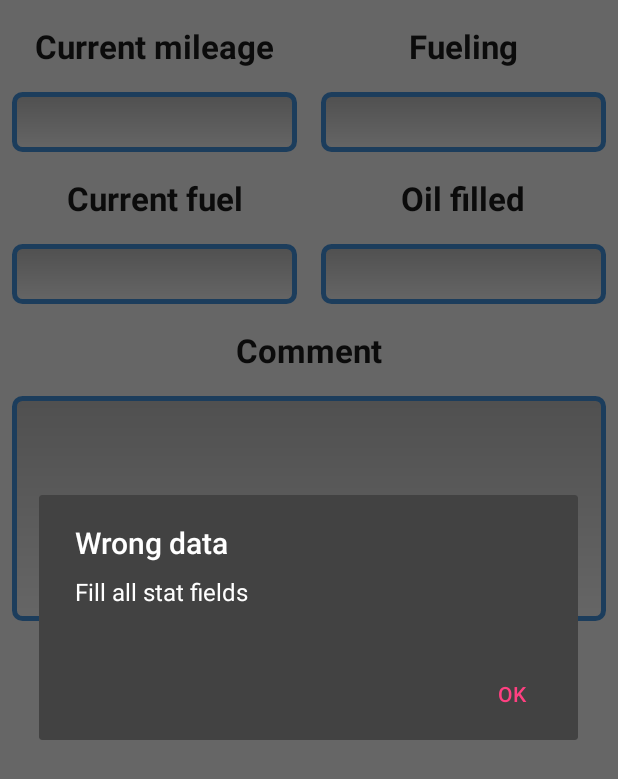
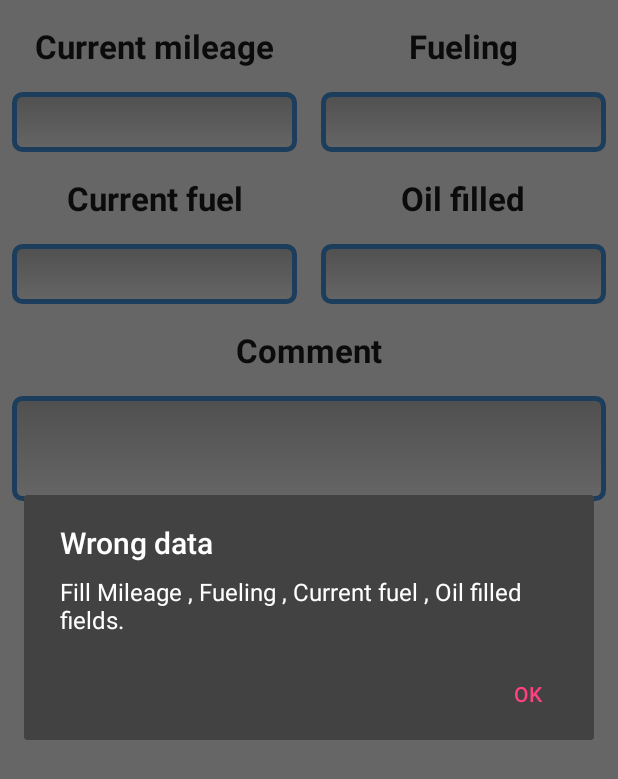
Before and after one commit to DevLipatov/car-assistant, an Android app: the StatsActivity screen opened directly, with no data from a screen before it, after a tap on "ADD NEW STATS", on a phone screen of 412 x 824 dp. Shown: the top 779 px of the screen. Run offline under Robolectric (Android 15) with nearby library versions, the phone set to English and light mode, and no system bars; network calls fail.

Commit message:
DBHelper onUpgrade, add total_fueling column in v.2 database, Alert dialog information

```diff
--- a/app/src/main/java/com/main/carassistant/App.java
+++ b/app/src/main/java/com/main/carassistant/App.java
@@ -9,7 +9,7 @@ public class App extends Application{
     @Override
     public void onCreate() {
         super.onCreate();
-//        dbHelper = new DbHelper();
+//        dbHelper = new DbHelper(getApplicationContext(), "CarAssistant.db", 1);
     }
 
 //    @Override
--- a/app/src/main/java/com/main/carassistant/activity/StatsActivity.java
+++ b/app/src/main/java/com/main/carassistant/activity/StatsActivity.java
@@ -2,16 +2,17 @@ package com.main.carassistant.activity;
 
 import android.content.ContentValues;
 import android.content.DialogInterface;
+import android.database.Cursor;
 import android.os.Bundle;
 import android.support.v7.app.AlertDialog;
 import android.support.v7.app.AppCompatActivity;
 import android.view.View;
 import android.widget.EditText;
-import android.widget.TextView;
 import android.widget.Toast;
 import com.main.carassistant.R;
 import com.main.carassistant.db.DbHelper;
 import com.main.carassistant.model.Stats;
+import com.main.carassistant.threads.ResultCallback;
 
 public class StatsActivity extends AppCompatActivity {
 
@@ -21,12 +22,9 @@ public class StatsActivity extends AppCompatActivity {
     EditText editCurrentFuel;
     EditText editComment;
 
-    TextView txtMileage;
-    TextView txtFueling;
-    TextView txtCurrentFuel;
-    TextView txtOilFilled;
+    DbHelper dbHelper;
 
-    DbHelper dbHelper;
+    ContentValues contentValues = new ContentValues();
 
     @Override
     protected void onCreate( Bundle savedInstanceState) {
@@ -39,18 +37,26 @@ public class StatsActivity extends AppCompatActivity {
         editCurrentFuel = (EditText) findViewById(R.id.editCurrentFuel);
         editComment = (EditText) findViewById(R.id.editComment);
 
-        dbHelper = DbHelper.getHelper(getApplicationContext(), "CarAssistant.db", 1);
+        dbHelper = DbHelper.getHelper(getApplicationContext(), "CarAssistant.db", 2);
     }
 
     public void onAddNewStats (View view) {
-
-        final ContentValues contentValues = new ContentValues();
 
         String m = editMileage.getText().toString();
         String f = editFueling.getText().toString();
         String c = editCurrentFuel.getText().toString();
         String o = editOilFilled.getText().toString();
 
+        //TODO ask how to do better
+//        if (!editMileage.getText().toString().equals("")) {
+//            contentValues.put(Stats.MILEAGE, Integer.valueOf(m));
+//            if (!editFueling.getText().toString().equals("")) {
+//                contentValues.put(Stats.FUELING, Integer.valueOf(m));
+//                if ()
+//            }
+//        }
+
+        //check for empty fields
         if (!m.equals("") && !f.equals("") && !c.equals("") && !o.equals("")) {
 
             contentValues.put(Stats.MILEAGE, Integer.valueOf(m));
@@ -60,28 +66,79 @@ public class StatsActivity extends AppCompatActivity {
             contentValues.put(Stats.COMMENT, editComment.getText().toString());
             contentValues.put(Stats.DATE, System.currentTimeMillis());
 
-            long id = dbHelper.insert(Stats.class, contentValues);
-
-            if (id != 0) {
-                Toast.makeText(getApplicationContext(), "Data in database  " + id, Toast.LENGTH_SHORT).show();
-            }
+            insertOperation(new ResultCallback<Long>() {
+                @Override
+                public void onSuccess(Long id) {
+                    //TODO production - remove id from toast
+                    Toast.makeText(getApplicationContext(), "Data in database  " + id, Toast.LENGTH_SHORT).show();
+                }
+            });
             finish();
         } else {
-            showErrorDialog();
+            //creating dialog message
+            String dialogMessage = "Fill ";
+            int i = 0;
+            if (m.equals("")) {
+                dialogMessage += "Mileage ";
+                i++;
+            }
+            if (f.equals("")) {
+                if (i != 0) {
+                    dialogMessage += ", ";
+                }
+                dialogMessage += "Fueling ";
+                i++;
+            }
+            if (c.equals("")) {
+                if (i != 0) {
+                    dialogMessage += ", ";
+                }
+                dialogMessage += "Current fuel ";
+                i++;
+            }
+            if (o.equals("")) {
+                if (i != 0) {
+                    dialogMessage += ", ";
+                }
+                dialogMessage += "Oil filled ";
+                i++;
+            }
+            if (i > 1) {
+                dialogMessage += "fields.";
+            } else {
+                dialogMessage += "field.";
+            }
+
+            showErrorDialog(dialogMessage);
         }
     }
 
-    private void showErrorDialog() {
+    private void insertOperation(final ResultCallback<Long> callback) {
+        new Thread(new Runnable() {
+            @Override
+            public void run() {
+                //get total fueling for fuel consumption
+                final Cursor cursor = dbHelper.query("SELECT total_fueling FROM " + DbHelper.getTableName(Stats.class));
+                cursor.moveToLast();
+                //update total fuel consumption
+                Integer total = Integer.valueOf(editFueling.getText().toString()) + cursor.getInt(cursor.getColumnIndex("total_fueling"));
+                cursor.close();
+                contentValues.put(Stats.TOTAL_FUELING, total);
+                long id = dbHelper.insert(Stats.class, contentValues);
+                callback.onSuccess(id);
+            }
+        }).run();
+    }
+
+    private void showErrorDialog(final String dialogMessage) {
         AlertDialog.Builder builder = new AlertDialog.Builder(this);
         builder.setTitle("Wrong data");
-        builder.setMessage("Fill all stat fields");
+        builder.setMessage(dialogMessage);
         builder.setPositiveButton("OK", new DialogInterface.OnClickListener() {
             @Override
             public void onClick(DialogInterface dialog, int which) {
-                closeOptionsMenu();
             }
         });
-
         AlertDialog alertDialog = builder.create();
         alertDialog.show();
     }
--- a/app/src/main/java/com/main/carassistant/model/Stats.java
+++ b/app/src/main/java/com/main/carassistant/model/Stats.java
@@ -27,4 +27,7 @@ public class Stats implements BaseColumns{
     @dbString
     public static final String COMMENT = "comment";
 
+    @dbInteger
+    public static final String TOTAL_FUELING = "total_fueling";
+
 }
--- /dev/null
+++ b/app/src/main/java/com/main/carassistant/threads/ResultCallback.java
@@ -0,0 +1,6 @@
+package com.main.carassistant.threads;
+
+public interface ResultCallback<T> {
+
+    void onSuccess(T result);
+}
--- a/app/src/main/res/layout/stats_layout.xml
+++ b/app/src/main/res/layout/stats_layout.xml
@@ -31,15 +31,19 @@
 
         <EditText
             android:layout_weight="1"
-            android:inputType="number"
+            android:inputType="numberSigned"
             android:id="@+id/editMileage"
-            style="@style/app_edit_text_style"/>
+            style="@style/app_edit_text_style"
+            android:imeOptions="actionNext"
+            android:nextFocusRight="@+id/editFueling" />
 
         <EditText
             android:layout_weight="1"
-            android:inputType="number"
+            android:inputType="numberSigned"
             android:id="@+id/editFueling"
-            style="@style/app_edit_text_style"/>
+            style="@style/app_edit_text_style"
+            android:imeOptions="actionNext"
+            android:nextFocusRight="@+id/editCurrentFuel"/>
 
     </LinearLayout>
 
@@ -67,14 +71,17 @@
 
         <EditText
             android:layout_weight="1"
-            android:inputType="number"
+            android:inputType="numberSigned"
             android:id="@+id/editCurrentFuel"
+            android:imeOptions="actionNext"
+            android:nextFocusRight="@+id/editOilFilled"
             style="@style/app_edit_text_style"/>
 
         <EditText
             android:layout_weight="1"
-            android:inputType="number"
+            android:inputType="numberSigned"
             android:id="@+id/editOilFilled"
+            android:imeOptions="actionDone"
             style="@style/app_edit_text_style"/>
 
     </LinearLayout>
@@ -85,10 +92,12 @@
 
     <EditText
         android:layout_width="match_parent"
-        android:layout_height="150dp"
+        android:layout_height="70dp"
         android:id="@+id/editComment"
+        android:inputType="textLongMessage"
+        android:imeOptions="actionDone"
         style="@style/app_edit_text_style"
-        android:lines="20"/>
+        android:lines="2"/>
 
     <LinearLayout
         android:layout_width="match_parent"
```
Also changed, not shown: app/src/main/java/com/main/carassistant/activity/MainActivity.java (+19 -26 lines), app/src/main/java/com/main/carassistant/db/CursorDataLoader.java (added, +34 -0 lines), app/src/main/java/com/main/carassistant/db/DbHelper.java (+6 -1 lines), app/src/main/res/layout/main_layout.xml (+8 -0 lines), app/src/main/res/xml/keybord.xml (added, +27 -0 lines).
